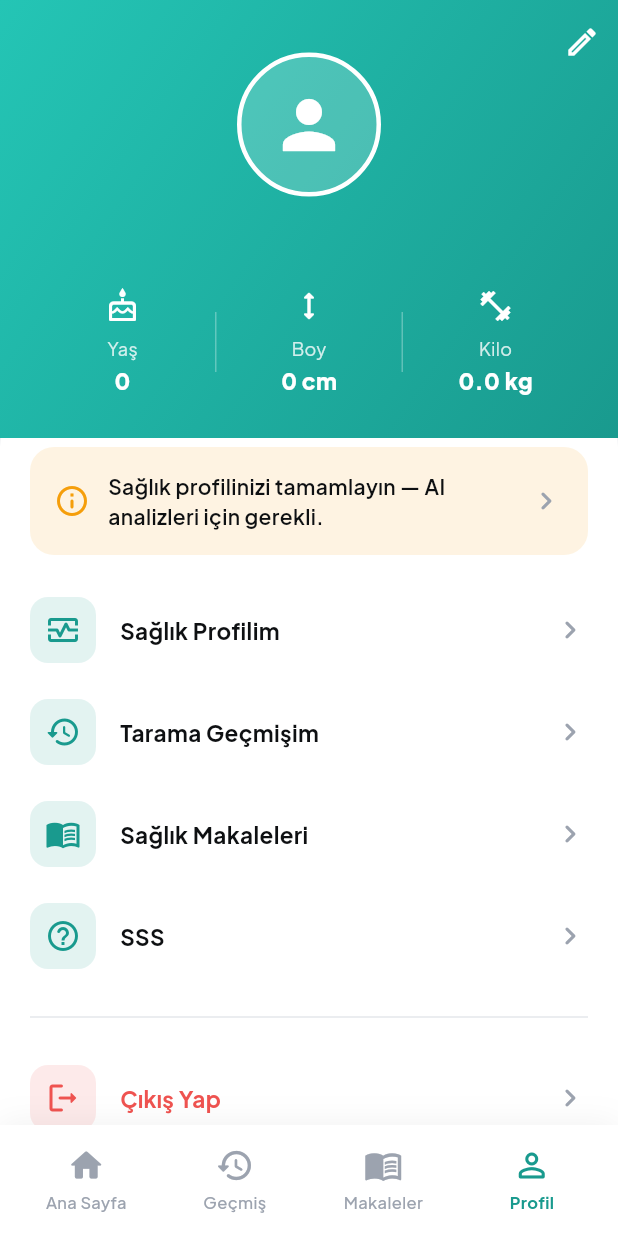
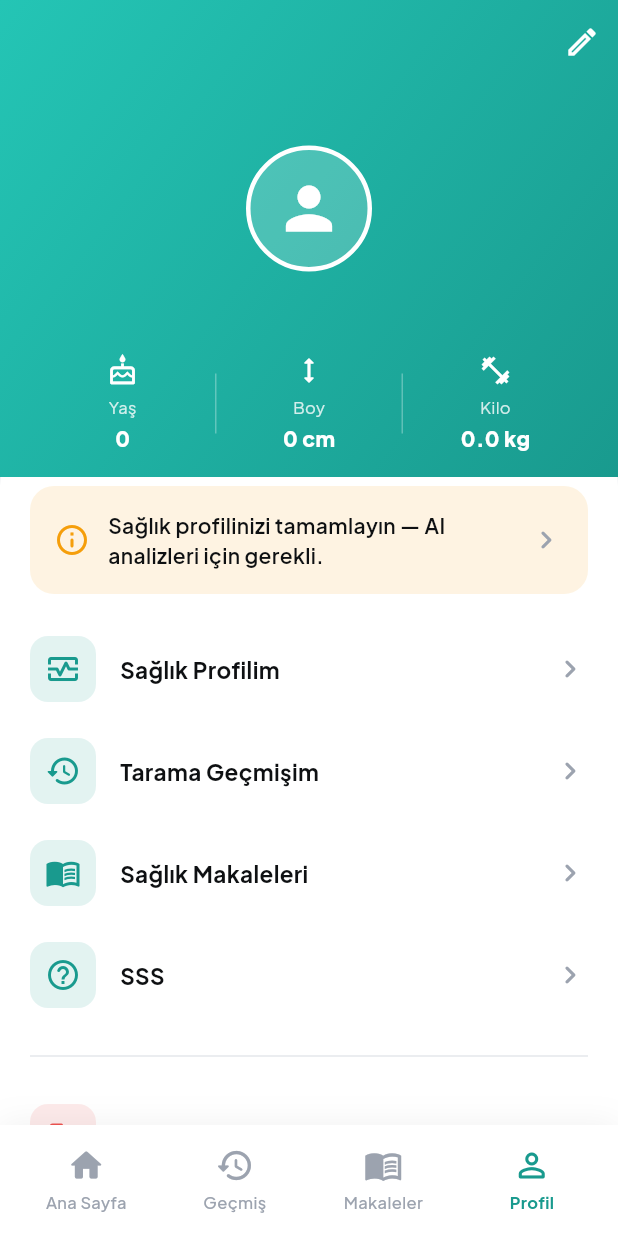
Before and after one commit to batuhanyilmaz1/neuralmedicsmobileapp, a Flutter app: the ProfileScreen screen opened by its route, on a phone screen of 412 x 824 dp. Run offline on Flutter 3.47's test engine with Material 3 defaults, Android fonts, the phone set to English and light mode, and no system bars; our stand-ins replace cloud_firestore, firebase_auth, firebase_core, go_router, google_fonts, google_sign_in and 2 more; missing offline and left inert: tflite_flutter; accounts and stored records are empty.

Commit message:
Fix profile header overflow and add app screenshots to README.
Co-authored-by: Cursor <cursoragent@cursor.com>

```diff
--- a/lib/features/profile/profile_screen.dart
+++ b/lib/features/profile/profile_screen.dart
@@ -14,7 +14,7 @@ class ProfileScreen extends StatefulWidget {
 }
 
 class _ProfileScreenState extends State<ProfileScreen> {
-  static const _expandedHeight = 292.0;
+  static const _expandedHeight = 318.0;
 
   static const _menu = <_MenuItem>[
     _MenuItem(Icons.monitor_heart_outlined, 'Sağlık Profilim', AppRoutes.healthProfile),
@@ -249,7 +249,6 @@ class _ProfileHeader extends StatelessWidget {
   @override
   Widget build(BuildContext context) {
     final fade = expandRatio.clamp(0.0, 1.0);
-    final topPadding = MediaQuery.paddingOf(context).top;
 
     return DecoratedBox(
       decoration: const BoxDecoration(gradient: AppColors.profileGradient),
@@ -260,44 +259,45 @@ class _ProfileHeader extends StatelessWidget {
           child: Transform.translate(
             offset: Offset(0, (1 - fade) * 24),
             child: Padding(
-              padding: EdgeInsets.fromLTRB(20, topPadding + 8, 20, 28),
+              padding: const EdgeInsets.fromLTRB(20, 4, 20, 16),
               child: Column(
                 mainAxisAlignment: MainAxisAlignment.end,
+                mainAxisSize: MainAxisSize.min,
                 children: [
                   Container(
-                    width: 96,
-                    height: 96,
+                    width: 84,
+                    height: 84,
                     decoration: BoxDecoration(
                       color: Colors.white.withValues(alpha: 0.2),
                       shape: BoxShape.circle,
                       border: Border.all(color: Colors.white, width: 3),
                     ),
-                    child: const Icon(Icons.person, size: 52, color: Colors.white),
+                    child: const Icon(Icons.person, size: 46, color: Colors.white),
                   ),
-                  const SizedBox(height: 12),
+                  const SizedBox(height: 10),
                   Text(
                     displayName,
                     maxLines: 1,
                     overflow: TextOverflow.ellipsis,
                     style: const TextStyle(
                       color: Colors.white,
-                      fontSize: 22,
+                      fontSize: 21,
                       fontWeight: FontWeight.w800,
                     ),
                   ),
                   if (email.isNotEmpty) ...[
-                    const SizedBox(height: 4),
+                    const SizedBox(height: 2),
                     Text(
                       email,
                       maxLines: 1,
                       overflow: TextOverflow.ellipsis,
                       style: TextStyle(
                         color: Colors.white.withValues(alpha: 0.85),
-                        fontSize: 13,
+                        fontSize: 12,
                       ),
                     ),
                   ],
-                  const SizedBox(height: 18),
+                  const SizedBox(height: 14),
                   Row(
                     children: [
                       Expanded(
@@ -438,14 +438,15 @@ class _Stat extends StatelessWidget {
   @override
   Widget build(BuildContext context) {
     return Column(
+      mainAxisSize: MainAxisSize.min,
       children: [
-        Icon(icon, color: Colors.white, size: 24),
-        const SizedBox(height: 8),
+        Icon(icon, color: Colors.white, size: 22),
+        const SizedBox(height: 6),
         Text(
           label,
           style: TextStyle(
             color: Colors.white.withValues(alpha: 0.8),
-            fontSize: 12,
+            fontSize: 11,
           ),
         ),
         const SizedBox(height: 2),
@@ -455,7 +456,7 @@ class _Stat extends StatelessWidget {
           overflow: TextOverflow.ellipsis,
           style: const TextStyle(
             color: Colors.white,
-            fontSize: 15,
+            fontSize: 14,
             fontWeight: FontWeight.w800,
           ),
         ),
```
Also changed, not shown: 5 other files.
